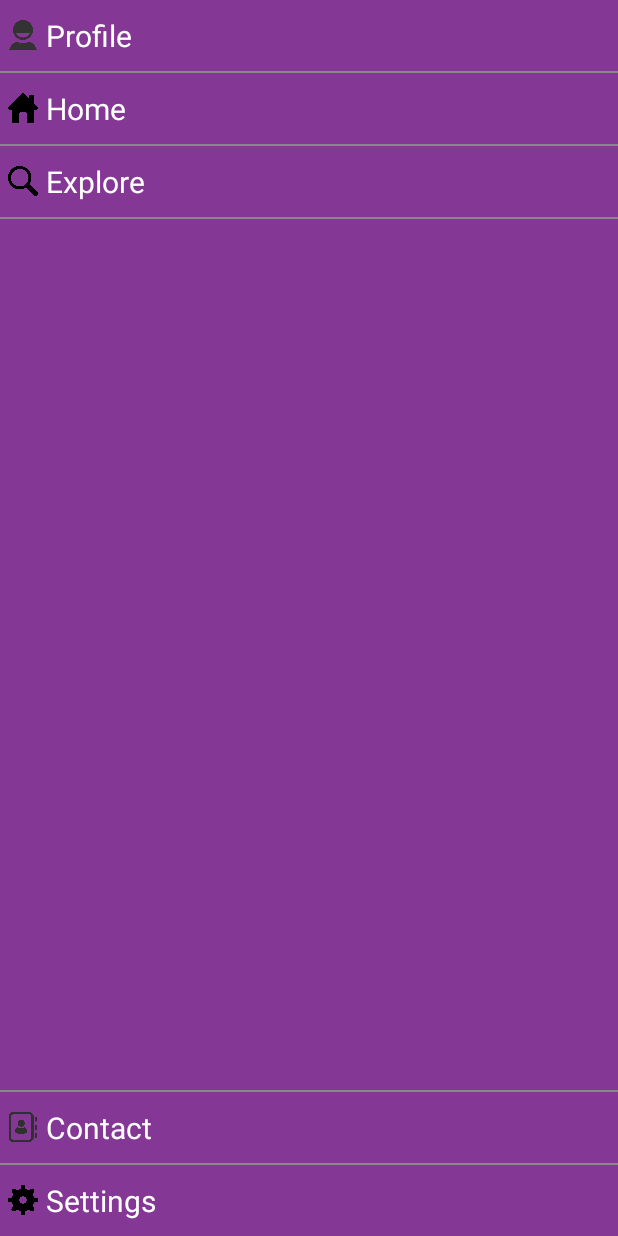
After one commit to pigmanrocker/T-rate_Android, an Android app: the layout layout_drawer.xml on its own in the app's theme, with its tools: preview values and no code run, on a phone screen of 412 x 824 dp. The commit adds this screen. Run offline under Robolectric (Android 15) with nearby library versions, the phone set to English and light mode, and no system bars.

Commit message:
basic project setup
some basic setup for the project and models

```diff
--- a/app/build.gradle
+++ b/app/build.gradle
@@ -15,6 +15,9 @@ android {
         release {
             minifyEnabled false
             proguardFiles getDefaultProguardFile('proguard-android.txt'), 'proguard-rules.pro'
+        }
+        debug {
+            debuggable true
         }
     }
     dataBinding {
--- a/app/src/main/java/com/example/t_rate/Activities/HomeActivity.java
+++ b/app/src/main/java/com/example/t_rate/Activities/HomeActivity.java
@@ -1,20 +1,49 @@
 package com.example.t_rate.Activities;
 
+import android.databinding.DataBindingUtil;
+import android.support.v4.view.GravityCompat;
+import android.support.v4.widget.DrawerLayout;
 import android.support.v7.app.AppCompatActivity;
 import android.os.Bundle;
+import android.support.v7.widget.LinearLayoutManager;
+import android.support.v7.widget.RecyclerView;
+import android.widget.Adapter;
+import android.widget.ArrayAdapter;
+import android.widget.ListAdapter;
+import android.widget.ListView;
+import android.widget.Toast;
 
+import com.example.t_rate.Adapters.HomeAdapter;
 import com.example.t_rate.Presenters.HomePresenter;
 import com.example.t_rate.R;
+import com.example.t_rate.databinding.ActivityHomeBinding;
+
+import java.util.Timer;
+import java.util.TimerTask;
 
 public class HomeActivity extends AppCompatActivity {
 
     private HomePresenter presenter;
+    private ActivityHomeBinding B;
+    private int timesBack = 2;
 
     @Override
     protected void onCreate(Bundle savedInstanceState) {
         super.onCreate(savedInstanceState);
         setContentView(R.layout.activity_home);
+
+        B = DataBindingUtil.setContentView(this, R.layout.activity_home);
         presenter = new HomePresenter(this);
+
+        B.setPresenter(presenter);
+        B.homeRecycler.setLayoutManager(new LinearLayoutManager(this.getBaseContext()));
+    }
+
+    public void setDrawerListAdapter(ArrayAdapter adapter){
+    }
+
+    public void setRecyclerAdapter(RecyclerView.Adapter<HomeAdapter.VH_teacher_card_small> adapter){
+        B.homeRecycler.setAdapter(adapter);
     }
 
     @Override
@@ -22,4 +51,28 @@ public class HomeActivity extends AppCompatActivity {
         super.onDestroy();
         presenter = null;
     }
+
+    @Override
+    public void onBackPressed() {
+        if (B.drawerLayout.isDrawerOpen(GravityCompat.START)){
+            B.drawerLayout.closeDrawer(GravityCompat.START);
+        } else {
+            timesBack--;
+
+            if (timesBack <= 0){
+                moveTaskToBack(true);
+            } else if (timesBack == 1){
+                Toast.makeText(this, R.string.exit_back, Toast.LENGTH_SHORT).show();
+
+                Timer reset = new Timer();
+
+                reset.schedule(new TimerTask() {
+                    @Override
+                    public void run() {
+                        timesBack = 2;
+                    }
+                }, 3000);
+            }
+        }
+    }
 }
--- /dev/null
+++ b/app/src/main/java/com/example/t_rate/Adapters/DrawerAdapter.java
@@ -0,0 +1,9 @@
+package com.example.t_rate.Adapters;
+
+/**
+ * Created by pigmanrocker on 5/5/17.
+ */
+
+public class DrawerAdapter {
+
+}
--- a/app/src/main/java/com/example/t_rate/Models/HomeModel.java
+++ /dev/null
@@ -1,8 +0,0 @@
-package com.example.t_rate.Models;
-
-/**
- * Created by pigmanrocker on 24-4-17.
- */
-
-public class HomeModel {
-}
--- a/app/src/main/java/com/example/t_rate/Presenters/HomePresenter.java
+++ b/app/src/main/java/com/example/t_rate/Presenters/HomePresenter.java
@@ -3,15 +3,18 @@ package com.example.t_rate.Presenters;
 import android.databinding.DataBindingUtil;
 import android.support.v7.widget.LinearLayoutManager;
 import android.support.v7.widget.RecyclerView;
+import android.widget.ArrayAdapter;
+import android.widget.ListAdapter;
 
 import com.example.t_rate.Activities.HomeActivity;
 import com.example.t_rate.Adapters.HomeAdapter;
-import com.example.t_rate.Models.HomeModel;
 import com.example.t_rate.Models.Teacher;
 import com.example.t_rate.R;
 import com.example.t_rate.databinding.ActivityHomeBinding;
 
 import java.util.ArrayList;
+import java.util.Collections;
+import java.util.Comparator;
 
 /**
  * Created by pigmanrocker on 24-4-17.
@@ -19,23 +22,19 @@ import java.util.ArrayList;
 
 public class HomePresenter {
 
-    private ActivityHomeBinding binding;
     private HomeActivity homeActivity;
-    private RecyclerView recyclerView;
     private HomeAdapter adapter;
-    private HomeModel model;
 
     public HomePresenter(HomeActivity homeActivity){
         this.homeActivity = homeActivity;
         adapter = new HomeAdapter();
-        binding = DataBindingUtil.setContentView(homeActivity, R.layout.activity_home);
-        binding.setPresenter(this);
-        binding.setModel(model);
-        recyclerView = binding.homeRecycler;
-        recyclerView.setLayoutManager(new LinearLayoutManager(homeActivity.getBaseContext()));
-        recyclerView.setAdapter(adapter);
+        homeActivity.setRecyclerAdapter(adapter);
 
         testRecyclerView();
+        setupDrawer();
+    }
+
+    public void setupDrawer(){
     }
 
     public void testRecyclerView(){
@@ -52,6 +51,19 @@ public class HomePresenter {
         teachers.add(new Teacher(1, "Johan ten Brink", (float) 4.2));
         teachers.add(new Teacher(1, "Henk Bakker", (float) 5.0));
 
+        Collections.sort(teachers, new Comparator<Teacher>() {
+            @Override
+            public int compare(Teacher teacher1, Teacher teacher2) {
+                if (teacher1.getTotalRating() < teacher2.getTotalRating()){
+                    return 1;
+                } else if (teacher1.getTotalRating() > teacher2.getTotalRating()){
+                    return -1;
+                } else {
+                    return 0;
+                }
+            }
+        });
+
         adapter.setTeachers(teachers);
         adapter.notifyDataSetChanged();
     }
--- a/app/src/main/res/layout/activity_home.xml
+++ b/app/src/main/res/layout/activity_home.xml
@@ -2,10 +2,15 @@
 <layout xmlns:android="http://schemas.android.com/apk/res/android">
     <data>
         <variable name="presenter" type="com.example.t_rate.Presenters.HomePresenter" />
-        <variable name="model" type="com.example.t_rate.Models.HomeModel" />
     </data>
 
+    <android.support.v4.widget.DrawerLayout
+        android:layout_width="match_parent"
+        android:layout_height="match_parent"
+        android:id="@+id/drawer_layout">
+
         <LinearLayout
+            android:id="@+id/content_frame"
             android:layout_width="match_parent"
             android:layout_height="match_parent">
 
@@ -15,4 +20,13 @@
                 android:layout_height="match_parent" />
 
         </LinearLayout>
+
+        <include
+            layout="@layout/layout_drawer"
+            android:layout_width="240dp"
+            android:layout_height="match_parent"
+            android:layout_gravity="left"
+            android:id="@+id/left_drawer"/>
+
+    </android.support.v4.widget.DrawerLayout>
 </layout>
--- /dev/null
+++ b/app/src/main/res/layout/layout_drawer.xml
@@ -0,0 +1,201 @@
+<?xml version="1.0" encoding="utf-8"?>
+<layout xmlns:android="http://schemas.android.com/apk/res/android">
+
+    <LinearLayout
+        android:layout_width="match_parent"
+        android:layout_height="match_parent"
+        android:background="@color/drawer_bg"
+        android:orientation="vertical">
+
+        <LinearLayout
+            android:layout_height="wrap_content"
+            android:layout_width="match_parent"
+            android:orientation="vertical">
+
+            <LinearLayout
+                android:layout_width="wrap_content"
+                android:layout_height="wrap_content"
+                android:layout_marginTop="10dp"
+                android:layout_marginBottom="10dp"
+                android:paddingLeft="5dp"
+                android:gravity="left|center"
+                android:orientation="horizontal">
+
+                <ImageView
+                    android:layout_width="20dp"
+                    android:layout_height="20dp"
+                    android:src="@drawable/user"/>
+
+                <TextView
+                    android:layout_width="wrap_content"
+                    android:layout_height="wrap_content"
+                    android:layout_marginLeft="5dp"
+                    android:textSize="20sp"
+                    android:textColor="@color/white"
+                    android:text="@string/profile"/>
+
+            </LinearLayout>
+
+            <ImageView
+                android:layout_width="match_parent"
+                android:layout_height="1dp"
+                android:background="@color/grey" />
+
+        </LinearLayout>
+
+        <LinearLayout
+            android:layout_height="wrap_content"
+            android:layout_width="match_parent"
+            android:orientation="vertical">
+
+            <LinearLayout
+                android:layout_width="wrap_content"
+                android:layout_height="wrap_content"
+                android:layout_marginTop="10dp"
+                android:layout_marginBottom="10dp"
+                android:paddingLeft="5dp"
+                android:gravity="left|center"
+                android:orientation="horizontal">
+
+                <ImageView
+                    android:layout_width="20dp"
+                    android:layout_height="20dp"
+                    android:src="@drawable/home"/>
+
+                <TextView
+                    android:layout_width="wrap_content"
+                    android:layout_height="wrap_content"
+                    android:layout_marginLeft="5dp"
+                    android:layout_marginRight="5dp"
+                    android:textSize="20sp"
+                    android:textColor="@color/white"
+                    android:text="@string/home"/>
+
+            </LinearLayout>
+
+            <ImageView
+                android:layout_width="match_parent"
+                android:layout_height="1dp"
+                android:background="@color/grey" />
+
+        </LinearLayout>
+
+        <LinearLayout
+            android:layout_height="wrap_content"
+            android:layout_width="match_parent"
+            android:orientation="vertical">
+
+            <LinearLayout
+                android:layout_width="wrap_content"
+                android:layout_height="wrap_content"
+                android:layout_marginTop="10dp"
+                android:layout_marginBottom="10dp"
+                android:paddingLeft="5dp"
+                android:gravity="left|center"
+                android:orientation="horizontal">
+
+                <ImageView
+                    android:layout_width="20dp"
+                    android:layout_height="20dp"
+                    android:src="@drawable/magnifying_glass"/>
+
+                <TextView
+                    android:layout_width="wrap_content"
+                    android:layout_height="wrap_content"
+                    android:layout_marginLeft="5dp"
+                    android:layout_marginRight="5dp"
+                    android:textSize="20sp"
+                    android:textColor="@color/white"
+                    android:text="@string/search"/>
+
+            </LinearLayout>
+
+            <ImageView
+                android:layout_width="match_parent"
+                android:layout_height="1dp"
+                android:background="@color/grey" />
+
+        </LinearLayout>
+
+        <LinearLayout
+            android:layout_width="match_parent"
+            android:layout_height="0dp"
+            android:layout_weight="1" />
+
+        <LinearLayout
+            android:layout_height="wrap_content"
+            android:layout_width="match_parent"
+            android:orientation="vertical">
+
+            <ImageView
+                android:layout_width="match_parent"
+                android:layout_height="1dp"
+                android:background="@color/grey" />
+
+            <LinearLayout
+                android:layout_width="wrap_content"
+                android:layout_height="wrap_content"
+                android:layout_marginTop="10dp"
+                android:layout_marginBottom="10dp"
+                android:paddingLeft="5dp"
+                android:gravity="left|center"
+                android:orientation="horizontal">
+
+                <ImageView
+                    android:layout_width="20dp"
+                    android:layout_height="20dp"
+                    android:src="@drawable/contact"/>
+
+                <TextView
+                    android:layout_width="wrap_content"
+                    android:layout_height="wrap_content"
+                    android:layout_marginLeft="5dp"
+                    android:layout_marginRight="5dp"
+                    android:textSize="20sp"
+                    android:textColor="@color/white"
+                    android:text="@string/contact"/>
+
+            </LinearLayout>
+
+        </LinearLayout>
+
+        <LinearLayout
+            android:layout_height="wrap_content"
+            android:layout_width="match_parent"
+            android:orientation="vertical">
+
+            <ImageView
+            android:layout_width="match_parent"
+            android:layout_height="1dp"
+            android:background="@color/grey" />
+
+            <LinearLayout
+                android:layout_width="wrap_content"
+                android:layout_height="wrap_content"
+                android:layout_marginTop="10dp"
+                android:layout_marginBottom="10dp"
+                android:paddingLeft="5dp"
+                android:gravity="left|center"
+                android:orientation="horizontal">
+
+                <ImageView
+                    android:layout_width="20dp"
+                    android:layout_height="20dp"
+                    android:src="@drawable/settings"/>
+
+                <TextView
+                    android:layout_width="wrap_content"
+                    android:layout_height="wrap_content"
+                    android:layout_marginLeft="5dp"
+                    android:layout_marginRight="5dp"
+                    android:textSize="20sp"
+                    android:textColor="@color/white"
+                    android:text="@string/settings"/>
+
+            </LinearLayout>
+
+        </LinearLayout>
+
+    </LinearLayout>
+
+</layout>
--- a/app/src/main/res/layout/layout_teacher_card_small.xml
+++ b/app/src/main/res/layout/layout_teacher_card_small.xml
@@ -11,7 +11,6 @@
         android:layout_margin="3dp"
         android:paddingTop="20dp"
         android:paddingBottom="20dp"
-        android:paddingRight="20dp"
         android:paddingLeft="10dp"
 
         android:orientation="horizontal" >
@@ -36,6 +35,7 @@
             <RatingBar
                 style="?android:attr/ratingBarStyleSmall"
                 android:layout_width="wrap_content"
+                android:layout_marginRight="20dp"
                 android:scaleX="1.1"
                 android:scaleY="1.1"
                 android:numStars="5"
--- /dev/null
+++ b/app/src/main/res/values/arrays.xml
@@ -0,0 +1,10 @@
+<?xml version="1.0" encoding="utf-8"?>
+<resources>
+    <string-array name="drawer_items">
+        <item>Profile</item>
+        <item>Home</item>
+        <item>Explore</item>
+        <item>Contact</item>
+        <item>Settings</item>
+    </string-array>
+</resources>
--- a/app/src/main/res/values/colors.xml
+++ b/app/src/main/res/values/colors.xml
@@ -1,6 +1,9 @@
 <?xml version="1.0" encoding="utf-8"?>
 <resources>
-    <color name="colorPrimary">#3F51B5</color>
-    <color name="colorPrimaryDark">#303F9F</color>
-    <color name="colorAccent">#FF4081</color>
+    <color name="colorPrimary">#4F4295</color>
+    <color name="colorPrimaryDark">#3E3184</color>
+    <color name="colorAccent">#AD188D</color>
+    <color name="drawer_bg">#853795</color>
+    <color name="white">#FFFFFF</color>
+    <color name="grey">#888888</color>
 </resources>
--- a/app/src/main/res/values/strings.xml
+++ b/app/src/main/res/values/strings.xml
@@ -1,3 +1,10 @@
 <resources>
     <string name="app_name">T-rate</string>
+    <string name="profile">Profile</string>
+    <string name="home">Home</string>
+    <string name="search">Explore</string>
+    <string name="settings">Settings</string>
+    <string name="contact">Contact</string>
+    <string name="faq">FAQ</string>
+    <string name="exit_back">Press back again to exit</string>
 </resources>
--- a/build.gradle
+++ b/build.gradle
@@ -5,7 +5,7 @@ buildscript {
         jcenter()
     }
     dependencies {
-        classpath 'com.android.tools.build:gradle:2.3.0'
+        classpath 'com.android.tools.build:gradle:2.3.1'
         classpath 'com.google.gms:google-services:3.0.0'
 
         // NOTE: Do not place your application dependencies here; they belong
```
Also changed, not shown: app/src/main/res/drawable/contact.png (added), app/src/main/res/drawable/home.png (added), app/src/main/res/drawable/magnifying_glass.png (added), app/src/main/res/drawable/settings.png (added), app/src/main/res/drawable/user.png (added). Lines whose indentation alone changed are shown as unchanged.
